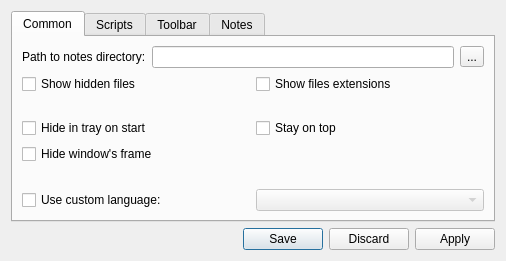
Old version of the form configdialog.ui in the repository proton/zNotes.
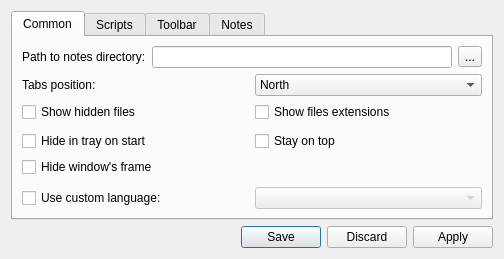
New version of the form. Icons and pictures are not drawn.

Diff of the .ui file:
```diff
--- a/configdialog.ui
+++ b/configdialog.ui
@@ -6,8 +6,8 @@
    <rect>
     <x>0</x>
     <y>0</y>
-    <width>506</width>
-    <height>261</height>
+    <width>504</width>
+    <height>259</height>
    </rect>
   </property>
   <property name="windowTitle">
@@ -53,6 +53,41 @@
          </item>
         </layout>
        </item>
+       <item>
+        <layout class="QHBoxLayout" name="horizontalLayout_8">
+         <item>
+          <widget class="QLabel" name="label_3">
+           <property name="text">
+            <string>Tabs position:</string>
+           </property>
+          </widget>
+         </item>
+         <item>
+          <widget class="QComboBox" name="cmb_TabPosition">
+           <item>
+            <property name="text">
+             <string>North</string>
+            </property>
+           </item>
+           <item>
+            <property name="text">
+             <string>South</string>
+            </property>
+           </item>
+           <item>
+            <property name="text">
+             <string>West</string>
+            </property>
+           </item>
+           <item>
+            <property name="text">
+             <string>East</string>
+            </property>
+           </item>
+          </widget>
+         </item>
+        </layout>
+       </item>
        <item>
         <layout class="QGridLayout" name="gridLayout_3">
          <item row="0" column="0">
```
Left out of the diff: 8 changed lines with no effect on the pictures.
